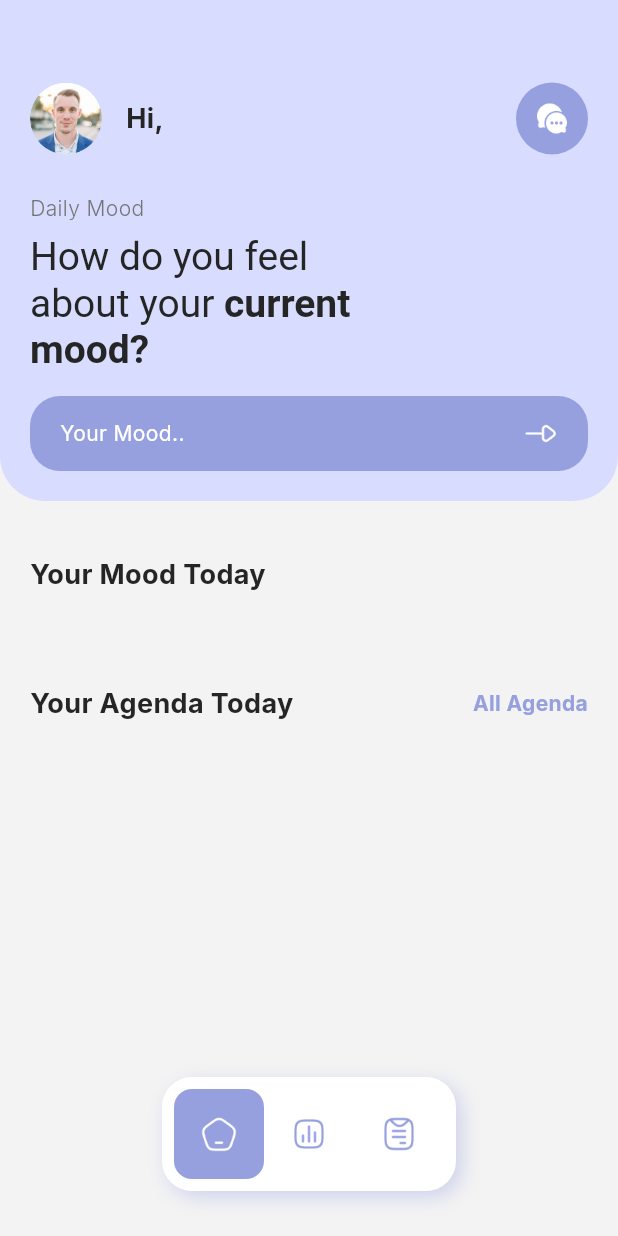
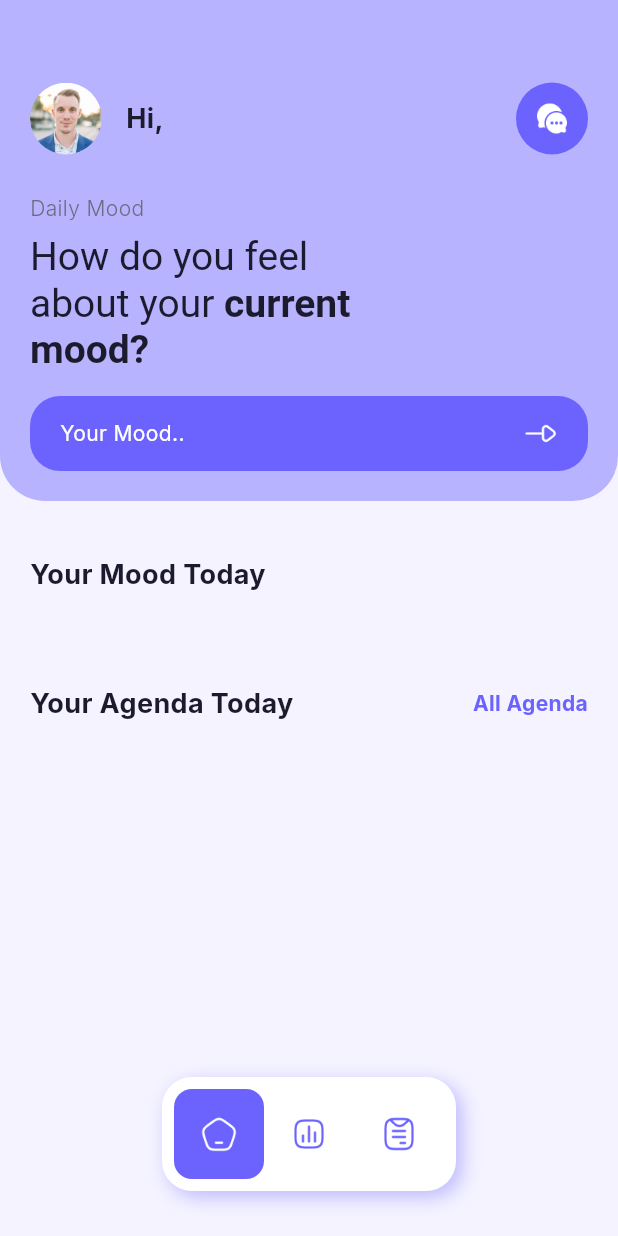
Before and after one commit to Fendyra/kavana-app, a Flutter app: the DashboardPage screen opened by its route, on a phone screen of 412 x 824 dp. Run offline on Flutter 3.47's test engine with Material 3 defaults, Android fonts, the phone set to English and light mode, and no system bars; our stand-ins replace calendar_view, flutter_markdown, fluttertoast, gap, get, google_fonts and 2 more; missing offline and left inert: d_chart, d_info, d_session, fd_log; accounts and stored records are empty; network calls fail.

Commit message:
Update Minor

```diff
--- a/lib/common/app_color.dart
+++ b/lib/common/app_color.dart
@@ -1,12 +1,26 @@
 import 'package:flutter/material.dart';
 
 class AppColor {
-  static const primary = Color(0xff96A0DF);
-  static const secondary = Color(0xffD8DDFF);
-  static const surface = Color(0xffF3F3F3);
-  static const surfaceContainer = Color(0xffFFFFFF);
-  static const error = Color(0xffE1927F);
-  static const success = Color(0xff93D564);
-  static const textTitle = Color(0xff252525);
-  static const textBody = Color(0xff757575);
+  // Core Colors
+  static const primary = Color(0xFF6C63FF);
+  static const secondary = Color(0xFFB8B3FF);
+
+  //Backgrounds/Surfaces
+  static const surface = Color(0xFFF4F3FF);
+  static const surfaceContainer = Color(0xFFFFFFFF);
+
+// Status Colors
+  static const error = Color(0xFFFF9E9E);
+  static const success = Color(0xFF90EE90);
+  static const warning = Color(0xFFFFD580);
+
+// Neurotransmitters
+  static const dopamine = Color(0xFFFFE066);
+  static const serotonin = Color(0xFFFFC2E0);
+  static const oxytocin = Color(0xFFFFA8A8);
+  static const endorphin = Color(0xFF9BE3DE);
+
+// Text Colors
+  static const textTitle = Color(0xFF1C1B2E);
+  static const textBody = Color(0xFF6C6B80);
 }
--- a/lib/core/api.dart
+++ b/lib/core/api.dart
@@ -1,3 +1,3 @@
 class API {
-  static const baseURL = 'http://192.168.1.7:8000';
+  static const baseURL = 'http://localhost:8000';
 }
```
